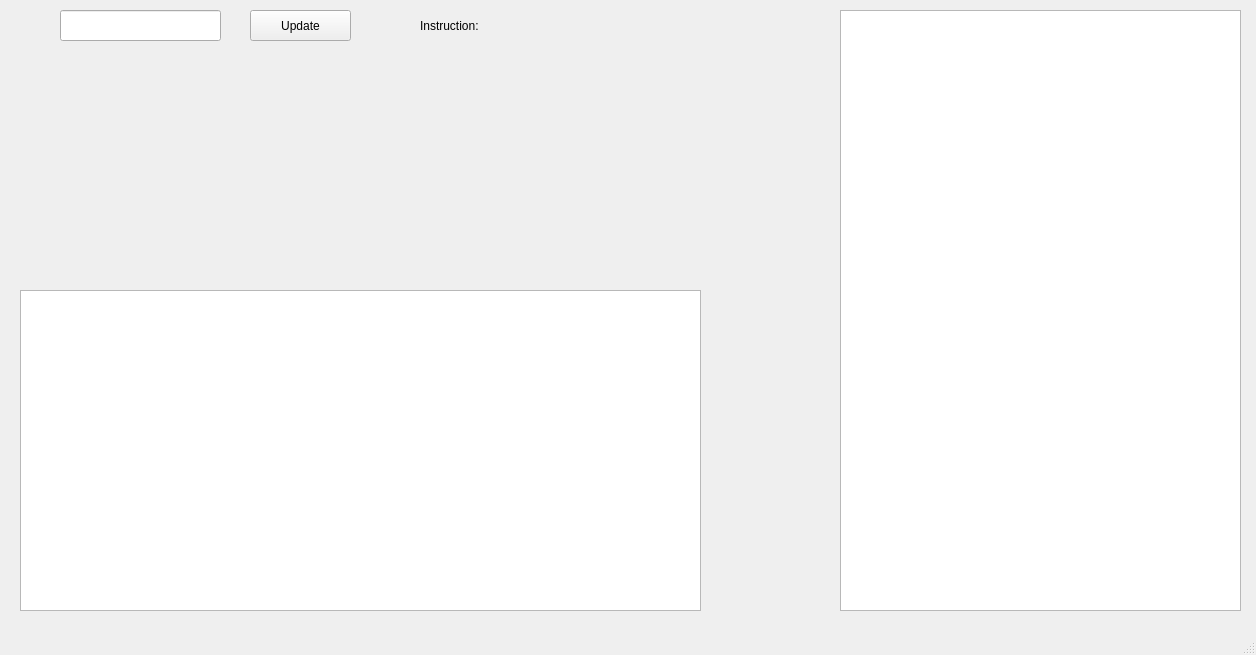
Qt form src/GUI/VLQRISC.ui (jm0rt1/VLQRISC-Simulator) before a commit.
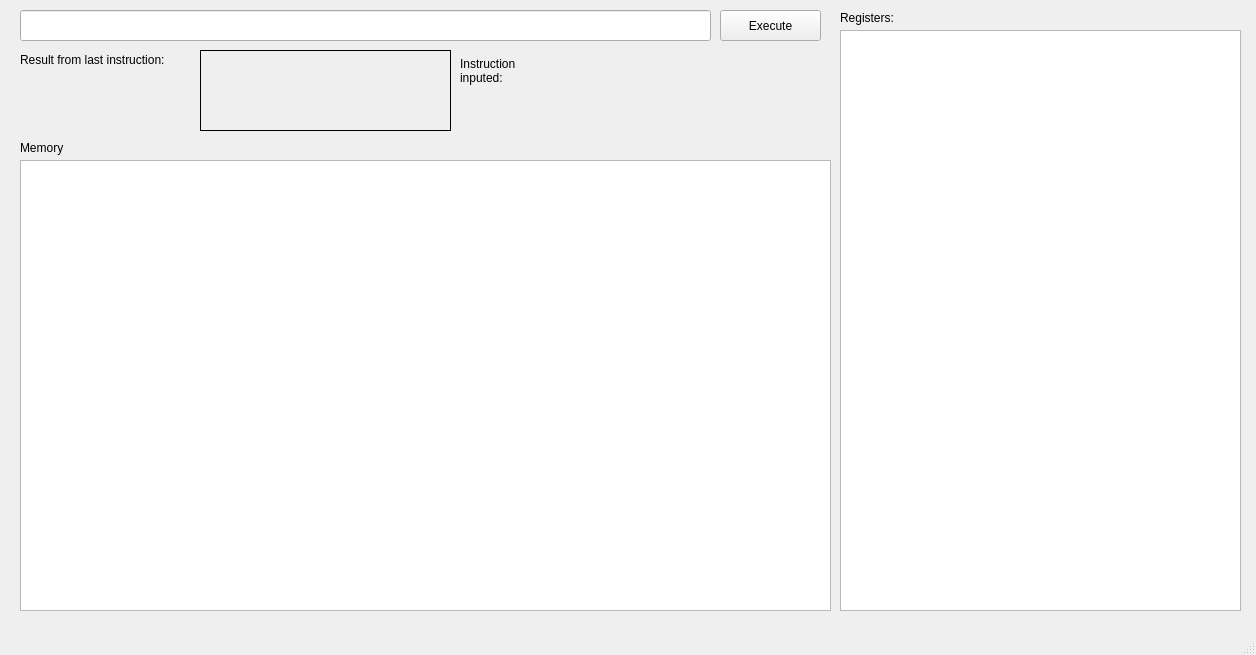
The same form after that commit.

Diff of the .ui file:
```diff
--- a/src/GUI/VLQRISC.ui
+++ b/src/GUI/VLQRISC.ui
@@ -18,9 +18,9 @@
     <property name="geometry">
      <rect>
       <x>840</x>
-      <y>10</y>
+      <y>30</y>
       <width>401</width>
-      <height>601</height>
+      <height>581</height>
      </rect>
     </property>
     <property name="cursor" stdset="0">
@@ -31,9 +31,9 @@
     <property name="geometry">
      <rect>
       <x>20</x>
-      <y>290</y>
-      <width>681</width>
-      <height>321</height>
+      <y>160</y>
+      <width>811</width>
+      <height>451</height>
      </rect>
     </property>
     <property name="cursor" stdset="0">
@@ -43,22 +43,22 @@
    <widget class="QPushButton" name="update_reg_tbl_btn">
     <property name="geometry">
      <rect>
-      <x>250</x>
+      <x>720</x>
       <y>10</y>
       <width>101</width>
       <height>31</height>
      </rect>
     </property>
     <property name="text">
-     <string>Update</string>
+     <string>Execute</string>
     </property>
    </widget>
    <widget class="QLineEdit" name="command_entry">
     <property name="geometry">
      <rect>
-      <x>60</x>
+      <x>20</x>
       <y>10</y>
-      <width>161</width>
+      <width>691</width>
       <height>31</height>
      </rect>
     </property>
@@ -66,23 +66,26 @@
    <widget class="QLabel" name="label">
     <property name="geometry">
      <rect>
-      <x>420</x>
-      <y>10</y>
+      <x>460</x>
+      <y>50</y>
       <width>71</width>
-      <height>31</height>
+      <height>41</height>
      </rect>
     </property>
     <property name="text">
-     <string>Instruction:</string>
+     <string>Instruction inputed:</string>
+    </property>
+    <property name="wordWrap">
+     <bool>true</bool>
     </property>
    </widget>
    <widget class="QLabel" name="instruction_output_lbl">
     <property name="geometry">
      <rect>
-      <x>500</x>
-      <y>10</y>
+      <x>540</x>
+      <y>50</y>
       <width>281</width>
-      <height>31</height>
+      <height>41</height>
      </rect>
     </property>
     <property name="autoFillBackground">
@@ -92,6 +95,67 @@
      <string/>
     </property>
    </widget>
+   <widget class="QLabel" name="error_label">
+    <property name="geometry">
+     <rect>
+      <x>200</x>
+      <y>50</y>
+      <width>251</width>
+      <height>81</height>
+     </rect>
+    </property>
+    <property name="autoFillBackground">
+     <bool>false</bool>
+    </property>
+    <property name="styleSheet">
+     <string notr="true">QLabel{border: 1px solid black;}</string>
+    </property>
+    <property name="text">
+     <string/>
+    </property>
+    <property name="alignment">
+     <set>Qt::AlignLeading|Qt::AlignLeft|Qt::AlignTop</set>
+    </property>
+   </widget>
+   <widget class="QLabel" name="label_2">
+    <property name="geometry">
+     <rect>
+      <x>20</x>
+      <y>50</y>
+      <width>181</width>
+      <height>20</height>
+     </rect>
+    </property>
+    <property name="text">
+     <string>Result from last instruction:</string>
+    </property>
+   </widget>
+   <widget class="QLabel" name="label_3">
+    <property name="geometry">
+     <rect>
+      <x>840</x>
+      <y>10</y>
+      <width>101</width>
+      <height>16</height>
+     </rect>
+    </property>
+    <property name="text">
+     <string>Registers:</string>
+    </property>
+   </widget>
+   <widget class="QLabel" name="label_4">
+    <property name="geometry">
+     <rect>
+      <x>20</x>
+      <y>140</y>
+      <width>60</width>
+      <height>16</height>
+     </rect>
+    </property>
+    <property name="text">
+     <string>Memory</string>
+    </property>
+   </widget>
   </widget>
   <widget class="QMenuBar" name="menubar">
    <property name="geometry">
```
